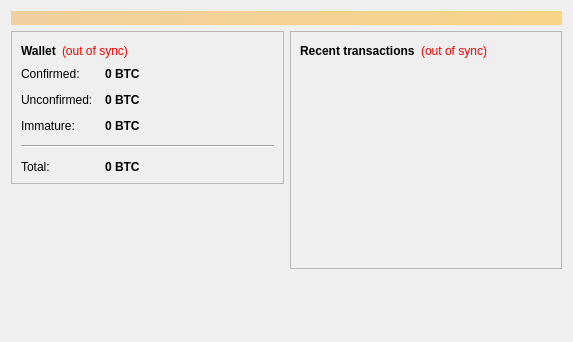
The window that src/qt/forms/overviewpage.ui (bitsta/parallelcoin) describes before a commit, drawn with Qt 5.
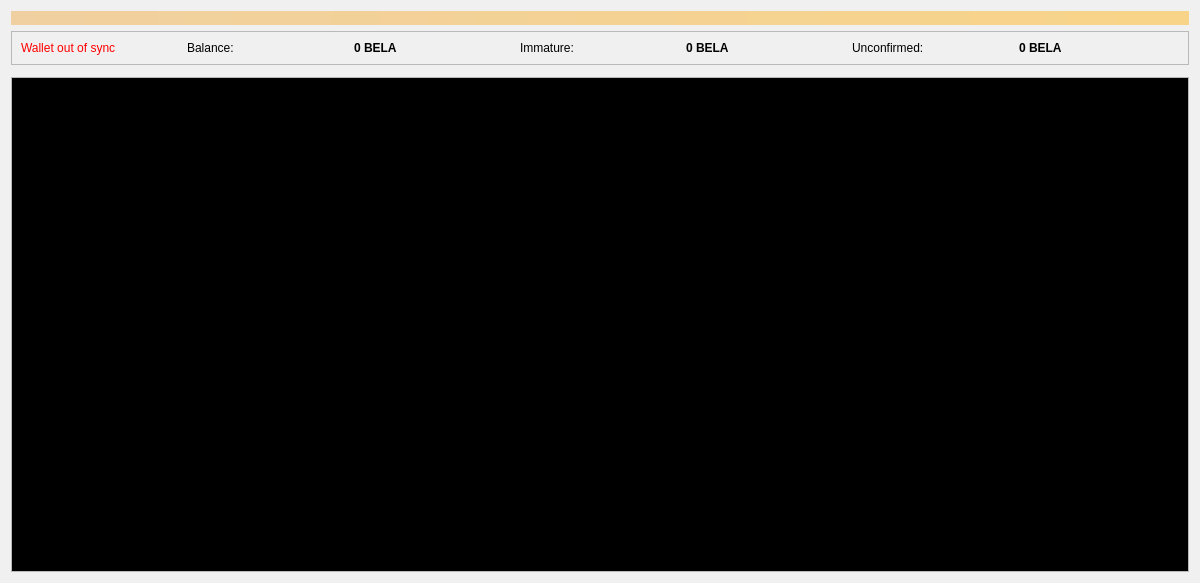
The same window after the commit.

What changed in the file:
```diff
--- a/src/qt/forms/overviewpage.ui
+++ b/src/qt/forms/overviewpage.ui
@@ -6,10 +6,428 @@
    <rect>
     <x>0</x>
     <y>0</y>
-    <width>573</width>
-    <height>342</height>
+    <width>1200</width>
+    <height>583</height>
    </rect>
   </property>
+  <property name="palette">
+   <palette>
+    <active>
+     <colorrole role="WindowText">
+      <brush brushstyle="SolidPattern">
+       <color alpha="255">
+        <red>0</red>
+        <green>0</green>
+        <blue>0</blue>
+       </color>
+      </brush>
+     </colorrole>
+     <colorrole role="Button">
+      <brush brushstyle="SolidPattern">
+       <color alpha="255">
+        <red>240</red>
+        <green>240</green>
+        <blue>240</blue>
+       </color>
+      </brush>
+     </colorrole>
+     <colorrole role="Light">
+      <brush brushstyle="SolidPattern">
+       <color alpha="255">
+        <red>255</red>
+        <green>255</green>
+        <blue>255</blue>
+       </color>
+      </brush>
+     </colorrole>
+     <colorrole role="Midlight">
+      <brush brushstyle="SolidPattern">
+       <color alpha="255">
+        <red>247</red>
+        <green>247</green>
+        <blue>247</blue>
+       </color>
+      </brush>
+     </colorrole>
+     <colorrole role="Dark">
+      <brush brushstyle="SolidPattern">
+       <color alpha="255">
+        <red>120</red>
+        <green>120</green>
+        <blue>120</blue>
+       </color>
+      </brush>
+     </colorrole>
+     <colorrole role="Mid">
+      <brush brushstyle="SolidPattern">
+       <color alpha="255">
+        <red>160</red>
+        <green>160</green>
+        <blue>160</blue>
+       </color>
+      </brush>
+     </colorrole>
+     <colorrole role="Text">
+      <brush brushstyle="SolidPattern">
+       <color alpha="255">
+        <red>0</red>
+        <green>0</green>
+        <blue>0</blue>
+       </color>
+      </brush>
+     </colorrole>
+     <colorrole role="BrightText">
+      <brush brushstyle="SolidPattern">
+       <color alpha="255">
+        <red>255</red>
+        <green>255</green>
+        <blue>255</blue>
+       </color>
+      </brush>
+     </colorrole>
+     <colorrole role="ButtonText">
+      <brush brushstyle="SolidPattern">
+       <color alpha="255">
+        <red>0</red>
+        <green>0</green>
+        <blue>0</blue>
+       </color>
+      </brush>
+     </colorrole>
+     <colorrole role="Base">
+      <brush brushstyle="SolidPattern">
+       <color alpha="255">
+        <red>255</red>
+        <green>255</green>
+        <blue>255</blue>
+       </color>
+      </brush>
+     </colorrole>
+     <colorrole role="Window">
+      <brush brushstyle="SolidPattern">
+       <color alpha="255">
+        <red>240</red>
+        <green>240</green>
+        <blue>240</blue>
+       </color>
+      </brush>
+     </colorrole>
+     <colorrole role="Shadow">
+      <brush brushstyle="SolidPattern">
+       <color alpha="255">
+        <red>0</red>
+        <green>0</green>
+        <blue>0</blue>
+       </color>
+      </brush>
+     </colorrole>
+     <colorrole role="AlternateBase">
+      <brush brushstyle="SolidPattern">
+       <color alpha="255">
+        <red>247</red>
+        <green>247</green>
+        <blue>247</blue>
+       </color>
+      </brush>
+     </colorrole>
+     <colorrole role="ToolTipBase">
+      <brush brushstyle="SolidPattern">
+       <color alpha="255">
+        <red>255</red>
+        <green>255</green>
+        <blue>220</blue>
+       </color>
+      </brush>
+     </colorrole>
+     <colorrole role="ToolTipText">
+      <brush brushstyle="SolidPattern">
+       <color alpha="255">
+        <red>0</red>
+        <green>0</green>
+        <blue>0</blue>
+       </color>
+      </brush>
+     </colorrole>
+    </active>
+    <inactive>
+     <colorrole role="WindowText">
+      <brush brushstyle="SolidPattern">
+       <color alpha="255">
+        <red>0</red>
+        <green>0</green>
+        <blue>0</blue>
+       </color>
+      </brush>
+     </colorrole>
+     <colorrole role="Button">
+      <brush brushstyle="SolidPattern">
+       <color alpha="255">
+        <red>240</red>
+        <green>240</green>
+        <blue>240</blue>
+       </color>
+      </brush>
+     </colorrole>
+     <colorrole role="Light">
+      <brush brushstyle="SolidPattern">
+       <color alpha="255">
+        <red>255</red>
+        <green>255</green>
+        <blue>255</blue>
+       </color>
+      </brush>
+     </colorrole>
+     <colorrole role="Midlight">
+      <brush brushstyle="SolidPattern">
+       <color alpha="255">
+        <red>247</red>
+        <green>247</green>
+        <blue>247</blue>
+       </color>
+      </brush>
+     </colorrole>
+     <colorrole role="Dark">
+      <brush brushstyle="SolidPattern">
+       <color alpha="255">
+        <red>120</red>
+        <green>120</green>
+        <blue>120</blue>
+       </color>
+      </brush>
+     </colorrole>
+     <colorrole role="Mid">
+      <brush brushstyle="SolidPattern">
+       <color alpha="255">
+        <red>160</red>
+        <green>160</green>
+        <blue>160</blue>
+       </color>
+      </brush>
+     </colorrole>
+     <colorrole role="Text">
+      <brush brushstyle="SolidPattern">
+       <color alpha="255">
+        <red>0</red>
+        <green>0</green>
+        <blue>0</blue>
+       </color>
+      </brush>
+     </colorrole>
+     <colorrole role="BrightText">
+      <brush brushstyle="SolidPattern">
+       <color alpha="255">
+        <red>255</red>
+        <green>255</green>
+        <blue>255</blue>
+       </color>
+      </brush>
+     </colorrole>
+     <colorrole role="ButtonText">
+      <brush brushstyle="SolidPattern">
+       <color alpha="255">
+        <red>0</red>
+        <green>0</green>
+        <blue>0</blue>
+       </color>
+      </brush>
+     </colorrole>
+     <colorrole role="Base">
+      <brush brushstyle="SolidPattern">
+       <color alpha="255">
+        <red>255</red>
+        <green>255</green>
+        <blue>255</blue>
+       </color>
+      </brush>
+     </colorrole>
+     <colorrole role="Window">
+      <brush brushstyle="SolidPattern">
+       <color alpha="255">
+        <red>240</red>
+        <green>240</green>
+        <blue>240</blue>
+       </color>
+      </brush>
+     </colorrole>
+     <colorrole role="Shadow">
+      <brush brushstyle="SolidPattern">
+       <color alpha="255">
+        <red>0</red>
+        <green>0</green>
+        <blue>0</blue>
+       </color>
+      </brush>
+     </colorrole>
+     <colorrole role="AlternateBase">
+      <brush brushstyle="SolidPattern">
+       <color alpha="255">
+        <red>247</red>
+        <green>247</green>
+        <blue>247</blue>
+       </color>
+      </brush>
+     </colorrole>
+     <colorrole role="ToolTipBase">
+      <brush brushstyle="SolidPattern">
+       <color alpha="255">
+        <red>255</red>
+        <green>255</green>
+        <blue>220</blue>
+       </color>
+      </brush>
+     </colorrole>
+     <colorrole role="ToolTipText">
+      <brush brushstyle="SolidPattern">
+       <color alpha="255">
+        <red>0</red>
+        <green>0</green>
+        <blue>0</blue>
+       </color>
+      </brush>
+     </colorrole>
+    </inactive>
+    <disabled>
+     <colorrole role="WindowText">
+      <brush brushstyle="SolidPattern">
+       <color alpha="255">
+        <red>120</red>
+        <green>120</green>
+        <blue>120</blue>
+       </color>
+      </brush>
+     </colorrole>
+     <colorrole role="Button">
+      <brush brushstyle="SolidPattern">
+       <color alpha="255">
+        <red>240</red>
+        <green>240</green>
+        <blue>240</blue>
+       </color>
+      </brush>
+     </colorrole>
+     <colorrole role="Light">
+      <brush brushstyle="SolidPattern">
+       <color alpha="255">
+        <red>255</red>
+        <green>255</green>
+        <blue>255</blue>
+       </color>
+      </brush>
+     </colorrole>
+     <colorrole role="Midlight">
+      <brush brushstyle="SolidPattern">
+       <color alpha="255">
+        <red>247</red>
+        <green>247</green>
+        <blue>247</blue>
+       </color>
+      </brush>
+     </colorrole>
+     <colorrole role="Dark">
+      <brush brushstyle="SolidPattern">
+       <color alpha="255">
+        <red>120</red>
+        <green>120</green>
+        <blue>120</blue>
+       </color>
+      </brush>
+     </colorrole>
+     <colorrole role="Mid">
+      <brush brushstyle="SolidPattern">
+       <color alpha="255">
+        <red>160</red>
+        <green>160</green>
+        <blue>160</blue>
+       </color>
+      </brush>
+     </colorrole>
+     <colorrole role="Text">
+      <brush brushstyle="SolidPattern">
+       <color alpha="255">
+        <red>120</red>
+        <green>120</green>
+        <blue>120</blue>
+       </color>
+      </brush>
+     </colorrole>
+     <colorrole role="BrightText">
+      <brush brushstyle="SolidPattern">
+       <color alpha="255">
+        <red>255</red>
+        <green>255</green>
+        <blue>255</blue>
+       </color>
+      </brush>
+     </colorrole>
+     <colorrole role="ButtonText">
+      <brush brushstyle="SolidPattern">
+       <color alpha="255">
+        <red>120</red>
+        <green>120</green>
+        <blue>120</blue>
+       </color>
+      </brush>
+     </colorrole>
+     <colorrole role="Base">
+      <brush brushstyle="SolidPattern">
+       <color alpha="255">
+        <red>240</red>
+        <green>240</green>
+        <blue>240</blue>
+       </color>
+      </brush>
+     </colorrole>
+     <colorrole role="Window">
+      <brush brushstyle="SolidPattern">
+       <color alpha="255">
+        <red>240</red>
+        <green>240</green>
+        <blue>240</blue>
+       </color>
+      </brush>
+     </colorrole>
+     <colorrole role="Shadow">
+      <brush brushstyle="SolidPattern">
+       <color alpha="255">
+        <red>0</red>
+        <green>0</green>
+        <blue>0</blue>
+       </color>
+      </brush>
+     </colorrole>
+     <colorrole role="AlternateBase">
+      <brush brushstyle="SolidPattern">
+       <color alpha="255">
+        <red>240</red>
+        <green>240</green>
+        <blue>240</blue>
+       </color>
+      </brush>
+     </colorrole>
+     <colorrole role="ToolTipBase">
+      <brush brushstyle="SolidPattern">
+       <color alpha="255">
+        <red>255</red>
+        <green>255</green>
+        <blue>220</blue>
+       </color>
+      </brush>
+     </colorrole>
+     <colorrole role="ToolTipText">
+      <brush brushstyle="SolidPattern">
+       <color alpha="255">
+        <red>0</red>
+        <green>0</green>
+        <blue>0</blue>
+       </color>
+      </brush>
+     </colorrole>
+    </disabled>
+   </palette>
+  </property>
+  <property name="cursor">
+   <cursorShape>ArrowCursor</cursorShape>
+  </property>
   <property name="windowTitle">
    <string>Form</string>
   </property>
@@ -31,7 +449,7 @@
     </widget>
    </item>
    <item>
-    <layout class="QHBoxLayout" name="horizontalLayout" stretch="1,1">
+    <layout class="QHBoxLayout" name="horizontalLayout" stretch="1">
      <item>
       <layout class="QVBoxLayout" name="verticalLayout_2">
        <item>
@@ -45,19 +463,6 @@
          <layout class="QVBoxLayout" name="verticalLayout_4">
           <item>
            <layout class="QHBoxLayout" name="horizontalLayout_4">
-            <item>
-             <widget class="QLabel" name="label_5">
-              <property name="font">
-               <font>
-                <weight>75</weight>
-                <bold>true</bold>
-               </font>
-              </property>
-              <property name="text">
-               <string>Wallet</string>
-              </property>
-             </widget>
-            </item>
             <item>
              <widget class="QLabel" name="labelWalletStatus">
               <property name="toolTip">
@@ -67,7 +472,7 @@
                <string notr="true">QLabel { color: red; }</string>
               </property>
               <property name="text">
-               <string notr="true">(out of sync)</string>
+               <string notr="true">Wallet out of sync</string>
               </property>
               <property name="alignment">
                <set>Qt::AlignLeading|Qt::AlignLeft|Qt::AlignVCenter</set>
@@ -75,69 +480,20 @@
              </widget>
             </item>
             <item>
-             <spacer name="horizontalSpacer_2">
-              <property name="orientation">
-               <enum>Qt::Horizontal</enum>
-              </property>
-              <property name="sizeHint" stdset="0">
-               <size>
-                <width>40</width>
-                <height>20</height>
-               </size>
-              </property>
-             </spacer>
-            </item>
-           </layout>
-          </item>
-          <item>
-           <layout class="QFormLayout" name="formLayout_2">
-            <property name="fieldGrowthPolicy">
-             <enum>QFormLayout::AllNonFixedFieldsGrow</enum>
-            </property>
-            <property name="horizontalSpacing">
-             <number>12</number>
-            </property>
-            <property name="verticalSpacing">
-             <number>12</number>
-            </property>
-            <item row="0" column="0">
              <widget class="QLabel" name="label">
               <property name="text">
-               <string>Confirmed:</string>
+               <string>Balance:</string>
               </property>
              </widget>
             </item>
-            <item row="0" column="1">
+            <item>
              <widget class="QLabel" name="labelBalance">
-              <property name="font">
-               <font>
-                <weight>75</weight>
-                <bold>true</bold>
-               </font>
+              <property name="maximumSize">
+               <size>
+                <width>200</width>
+                <height>16777215</height>
+               </size>
               </property>
-              <property name="cursor">
-               <cursorShape>IBeamCursor</cursorShape>
-              </property>
-              <property name="toolTip">
-               <string>Your current spendable balance</string>
-              </property>
-              <property name="text">
-               <string notr="true">0 BTC</string>
-              </property>
-              <property name="textInteractionFlags">
-               <set>Qt::LinksAccessibleByMouse|Qt::TextSelectableByKeyboard|Qt::TextSelectableByMouse</set>
-              </property>
-             </widget>
-            </item>
-            <item row="1" column="0">
-             <widget class="QLabel" name="label_3">
-              <property name="text">
-               <string>Unconfirmed:</string>
-              </property>
-             </widget>
-            </item>
-            <item row="1" column="1">
-             <widget class="QLabel" name="labelUnconfirmed">
               <property name="font">
                <font>
                 <weight>75</weight>
@@ -151,22 +507,28 @@
                <string>Total of transactions that have yet to be confirmed, and do not yet count toward the spendable balance</string>
               </property>
               <property name="text">
-               <string notr="true">0 BTC</string>
+               <string notr="true">0 BELA</string>
               </property>
               <property name="textInteractionFlags">
                <set>Qt::LinksAccessibleByMouse|Qt::TextSelectableByKeyboard|Qt::TextSelectableByMouse</set>
               </property>
              </widget>
             </item>
-            <item row="2" column="0">
+            <item>
              <widget class="QLabel" name="labelImmatureText">
               <property name="text">
                <string>Immature:</string>
               </property>
              </widget>
             </item>
-            <item row="2" column="1">
+            <item>
              <widget class="QLabel" name="labelImmature">
+              <property name="maximumSize">
+               <size>
+                <width>200</width>
+                <height>16777215</height>
+               </size>
+              </property>
               <property name="font">
                <font>
                 <weight>75</weight>
@@ -177,22 +539,28 @@
                <string>Mined balance that has not yet matured</string>
               </property>
               <property name="text">
-               <string notr="true">0 BTC</string>
+               <string notr="true">0 BELA</string>
               </property>
               <property name="textInteractionFlags">
                <set>Qt::LinksAccessibleByMouse|Qt::TextSelectableByKeyboard|Qt::TextSelectableByMouse</set>
               </property>
              </widget>
             </item>
-            <item row="4" column="0">
-             <widget class="QLabel" name="labelTotalText">
+            <item>
+             <widget class="QLabel" name="label_3">
               <property name="text">
-               <string>Total:</string>
+               <string>Unconfirmed:</string>
               </property>
              </widget>
             </item>
-            <item row="4" column="1">
-             <widget class="QLabel" name="labelTotal">
+            <item>
+             <widget class="QLabel" name="labelUnconfirmed">
+              <property name="maximumSize">
+               <size>
+                <width>200</width>
+                <height>16777215</height>
+               </size>
+              </property>
               <property name="font">
                <font>
                 <weight>75</weight>
@@ -206,125 +574,50 @@
                <string>Your current total balance</string>
               </property>
               <property name="text">
-               <string notr="true">0 BTC</string>
+               <string notr="true">0 BELA</string>
               </property>
               <property name="textInteractionFlags">
                <set>Qt::LinksAccessibleByMouse|Qt::TextSelectableByKeyboard|Qt::TextSelectableByMouse</set>
               </property>
              </widget>
             </item>
-            <item row="3" column="0" colspan="2">
-             <widget class="Line" name="line">
-              <property name="orientation">
-               <enum>Qt::Horizontal</enum>
-              </property>
-             </widget>
-            </item>
            </layout>
           </item>
          </layout>
         </widget>
        </item>
        <item>
-        <spacer name="verticalSpacer">
-         <property name="orientation">
-          <enum>Qt::Vertical</enum>
+        <widget class="QFrame" name="frame_3">
+         <property name="frameShape">
+          <enum>QFrame::StyledPanel</enum>
          </property>
-         <property name="sizeHint" stdset="0">
-          <size>
-           <width>20</width>
-           <height>40</height>
-          </size>
+         <property name="frameShadow">
+          <enum>QFrame::Raised</enum>
          </property>
-        </spacer>
+        </widget>
        </item>
-      </layout>
-     </item>
-     <item>
-      <layout class="QVBoxLayout" name="verticalLayout_3">
        <item>
-        <widget class="QFrame" name="frame_2">
+        <widget class="QTextBrowser" name="textBrowser">
+         <property name="autoFillBackground">
+          <bool>true</bool>
+         </property>
          <property name="frameShape">
           <enum>QFrame::StyledPanel</enum>
          </property>
          <property name="frameShadow">
           <enum>QFrame::Raised</enum>
          </property>
-         <layout class="QVBoxLayout" name="verticalLayout">
-          <item>
-           <layout class="QHBoxLayout" name="horizontalLayout_2">
-            <item>
-             <widget class="QLabel" name="label_4">
-              <property name="text">
-               <string>&lt;b&gt;Recent transactions&lt;/b&gt;</string>
-              </property>
-             </widget>
-            </item>
-            <item>
-             <widget class="QLabel" name="labelTransactionsStatus">
-              <property name="toolTip">
-               <string>The displayed information may be out of date. Your wallet automatically synchronizes with the Parallelcoin network after a connection is established, but this process has not completed yet.</string>
-              </property>
-              <property name="styleSheet">
-               <string notr="true">QLabel { color: red; }</string>
-              </property>
-              <property name="text">
-               <string notr="true">(out of sync)</string>
-              </property>
-              <property name="alignment">
-               <set>Qt::AlignRight|Qt::AlignTrailing|Qt::AlignVCenter</set>
-              </property>
-             </widget>
-            </item>
-            <item>
-             <spacer name="horizontalSpacer">
-              <property name="orientation">
-               <enum>Qt::Horizontal</enum>
-              </property>
-              <property name="sizeHint" stdset="0">
-               <size>
-                <width>40</width>
-                <height>20</height>
-               </size>
-              </property>
-             </spacer>
-            </item>
-           </layout>
-          </item>
-          <item>
-           <widget class="QListView" name="listTransactions">
-            <property name="styleSheet">
-             <string notr="true">QListView { background: transparent; }</string>
-            </property>
-            <property name="frameShape">
-             <enum>QFrame::NoFrame</enum>
-            </property>
-            <property name="verticalScrollBarPolicy">
-             <enum>Qt::ScrollBarAlwaysOff</enum>
-            </property>
-            <property name="horizontalScrollBarPolicy">
-             <enum>Qt::ScrollBarAlwaysOff</enum>
-            </property>
-            <property name="selectionMode">
-             <enum>QAbstractItemView::NoSelection</enum>
-            </property>
-           </widget>
-          </item>
-         </layout>
-        </widget>
-       </item>
-       <item>
-        <spacer name="verticalSpacer_2">
-         <property name="orientation">
-          <enum>Qt::Vertical</enum>
+         <property name="html">
+          <string>&lt;!DOCTYPE HTML PUBLIC &quot;-//W3C//DTD HTML 4.0//EN&quot; &quot;http://www.w3.org/TR/REC-html40/strict.dtd&quot;&gt;
+&lt;html&gt;&lt;head&gt;&lt;meta name=&quot;qrichtext&quot; content=&quot;1&quot; /&gt;&lt;style type=&quot;text/css&quot;&gt;
+p, li { white-space: pre-wrap; }
+&lt;/style&gt;&lt;/head&gt;&lt;body style=&quot; font-family:'Sans Serif'; font-size:9pt; font-weight:400; font-style:normal;&quot; bgcolor=&quot;#000000&quot;&gt;
+&lt;p style=&quot;-qt-paragraph-type:empty; margin-top:0px; margin-bottom:0px; margin-left:0px; margin-right:0px; -qt-block-indent:0; text-indent:0px;&quot;&gt;&lt;br /&gt;&lt;/p&gt;&lt;/body&gt;&lt;/html&gt;</string>
          </property>
-         <property name="sizeHint" stdset="0">
-          <size>
-           <width>20</width>
-           <height>40</height>
-          </size>
+         <property name="overwriteMode">
+          <bool>true</bool>
          </property>
-        </spacer>
+        </widget>
        </item>
       </layout>
      </item>
```
Left out of the diff: 6 changed lines with no effect on the pictures.
